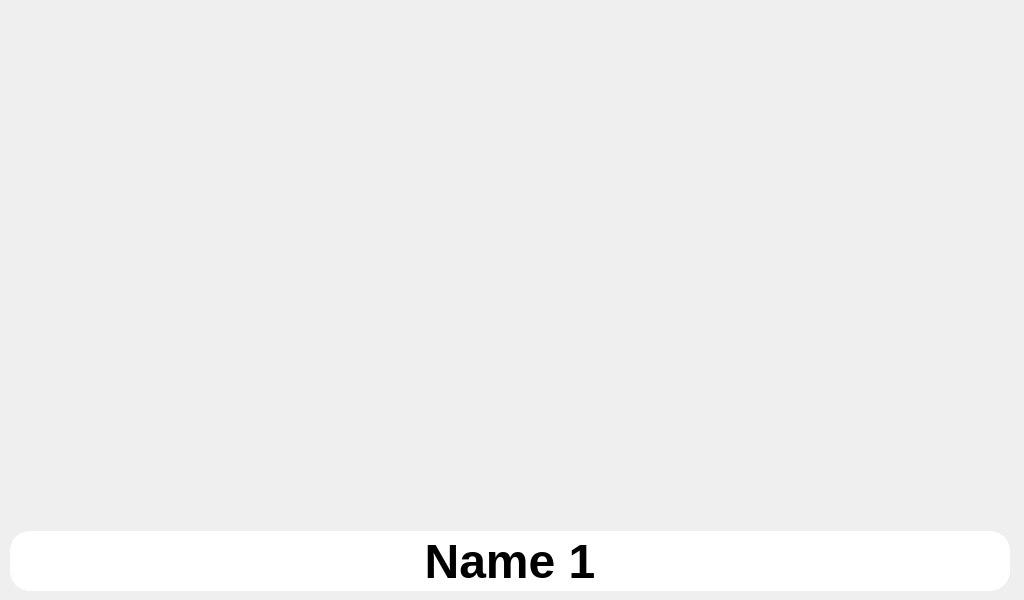
IsaacIngram/makeplus-livenation-ui, file control_screen.ui: the form before one commit.
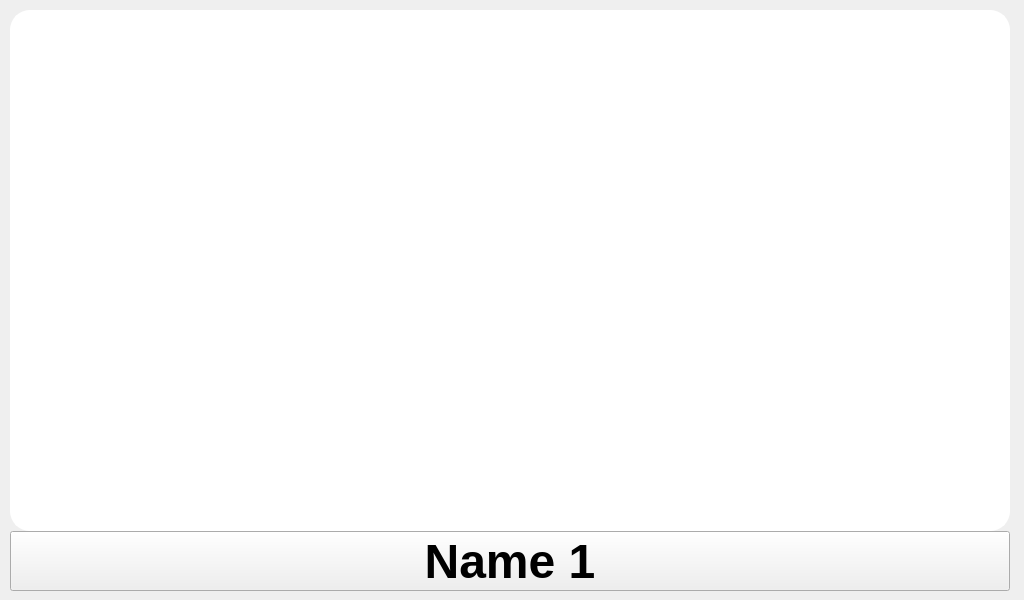
The form after the commit.

Commit message: Add shadowing (buttons are kind of hidden still)

```diff
--- a/control_screen.ui
+++ b/control_screen.ui
@@ -56,15 +56,6 @@
         <bold>true</bold>
        </font>
       </property>
-      <property name="styleSheet">
-       <string notr="true">QPushButton {
-    background-color: #FFFFFF; /* Choose your desired background color */
-    color: black; /* Choose your desired text color */
-    border: 1px solid #FFFFFF; /* Add a border for better visibility */
-    border-radius: 20px;
-    padding: 6px;
-}</string>
-      </property>
       <property name="text">
        <string>Name 1</string>
       </property>
@@ -99,6 +90,13 @@
      <height>1</height>
     </size>
    </property>
+   <property name="styleSheet">
+    <string notr="true">QWidget {
+	background-color: white;
+	border: 2px solid white;
+	border-radius: 20px;
+}</string>
+   </property>
    <widget class="QWidget" name="page"/>
    <widget class="QWidget" name="page_2"/>
   </widget>
```
The commit also changes 4 other files.
